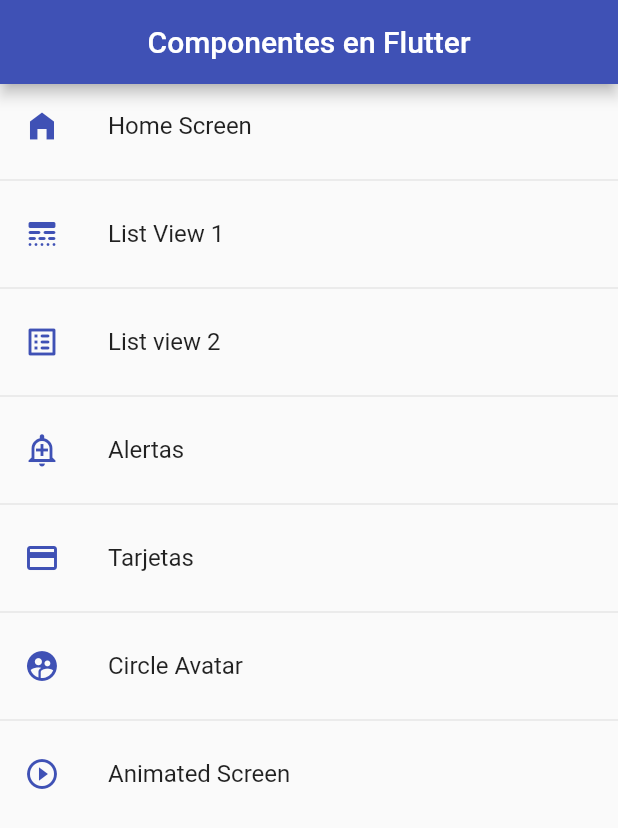
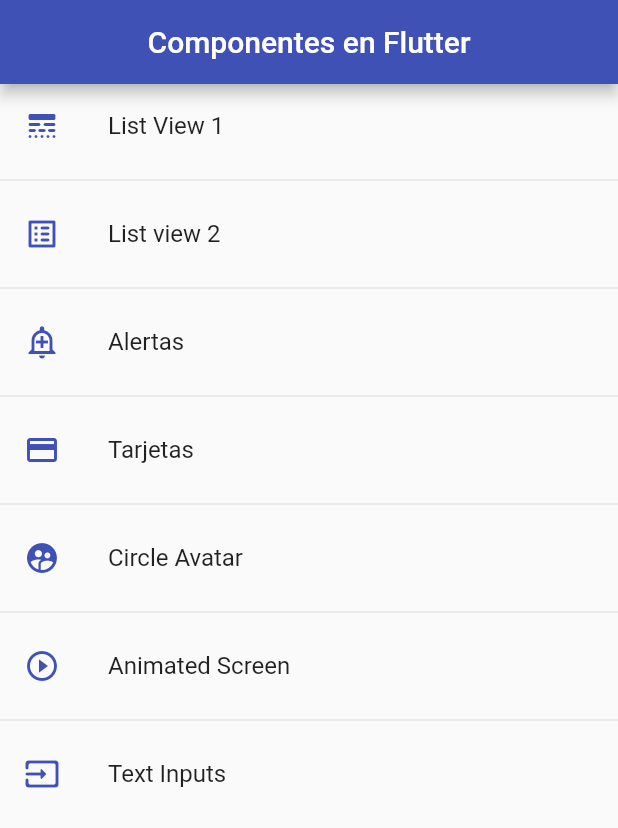
Before and after one commit to JaredTc/flutter_components, a Flutter app: the screen it shows after launch, on a phone screen of 412 x 824 dp. Shown: the top 828 px of the screen. Run offline on Flutter 3.47's test engine with Material 2 defaults, Android fonts, the phone set to English and light mode, and no system bars.

Commit message:
Inputs & forms

```diff
--- a/lib/router/app_routes.dart
+++ b/lib/router/app_routes.dart
@@ -9,10 +9,10 @@ class AppRoutes{
   static const initialRoute = 'home';
 
   static final MenuOptions = <MenuOption>[
-    MenuOption(route: 'home',
-    icon: Icons.home_filled,
-    name: 'Home Screen',
-    screen: const HomeScreen()),
+    // MenuOption(route: 'home',
+    // icon: Icons.home_filled,
+    // name: 'Home Screen',
+    // screen: const HomeScreen()),
     MenuOption(route: 'Listview1',
     icon: Icons.line_style_rounded,
     name: 'List View 1',
@@ -37,12 +37,16 @@ class AppRoutes{
     icon: Icons.play_circle_outline,
     name: 'Animated Screen',
     screen: const AnimatedScreen()),
+    MenuOption(route: 'Inputs',
+    icon: Icons.input_rounded,
+    name: 'Text Inputs',
+    screen: const InputScreen()),
   ];
 
 
   static Map<String, Widget Function(BuildContext)> getAppRoutes(){
     Map<String, Widget Function(BuildContext)> appRoutes = {};
-
+ appRoutes.addAll({'home' : ( BuildContext  context ) => const HomeScreen() });
     for (final option in MenuOptions ) {
       appRoutes.addAll({option.route : ( BuildContext  context ) =>  option.screen });
     }
--- a/lib/screens/animated_screen.dart
+++ b/lib/screens/animated_screen.dart
@@ -47,6 +47,7 @@ BorderRadiusGeometry _borderRadius =  BorderRadius.circular(20);
       body: Center(
         child: AnimatedContainer(
            duration: const Duration(milliseconds: 400),
+           curve: Curves.easeOutCubic,
           width: _width,
           height:_height,
           decoration: BoxDecoration(
--- a/lib/screens/screens.dart
+++ b/lib/screens/screens.dart
@@ -7,3 +7,5 @@ export 'package:components/screens/home_screen.dart';
 export 'package:components/screens/screens.dart';
 export 'package:components/screens/avatar_screen.dart';
 export 'package:components/screens/animated_screen.dart';
+
+export 'package:components/screens/inputs_screen.dart';
--- a/lib/theme/app_theme.dart
+++ b/lib/theme/app_theme.dart
@@ -29,10 +29,25 @@ class AppTheme{
 
       elevatedButtonTheme: ElevatedButtonThemeData(
          style: ElevatedButton.styleFrom(
-             primary: Colors.indigo,
-             shape: const StadiumBorder(),
-             elevation: 0,
+            primary: Colors.indigo,
+            shape: const StadiumBorder(),
+            elevation: 0,
            )
+      ),
+
+
+      inputDecorationTheme:  const InputDecorationTheme(
+        labelStyle: TextStyle(color: primary),
+        enabledBorder: OutlineInputBorder(
+          borderSide: BorderSide( color: primary  ),
+          borderRadius: BorderRadius.only(  bottomLeft: Radius.circular(10),
+          topRight: Radius.circular(10))
+        ),
+        focusedBorder: OutlineInputBorder(
+          borderSide: BorderSide( color: primary  ),
+          borderRadius: BorderRadius.only(  bottomLeft: Radius.circular(10),
+          topRight: Radius.circular(10))
+        )
       )
 
       );
@@ -40,17 +55,10 @@ class AppTheme{
 
 
   static final ThemeData DarkTheme = ThemeData.dark().copyWith(
-
         primaryColor: Colors.limeAccent,
         appBarTheme: const AppBarTheme(
           color: primary
         ),
-
-
-
       );
 
-
-
-
 }
```
Also changed, not shown: lib/screens/inputs_screen.dart (added, +53 -0 lines).
